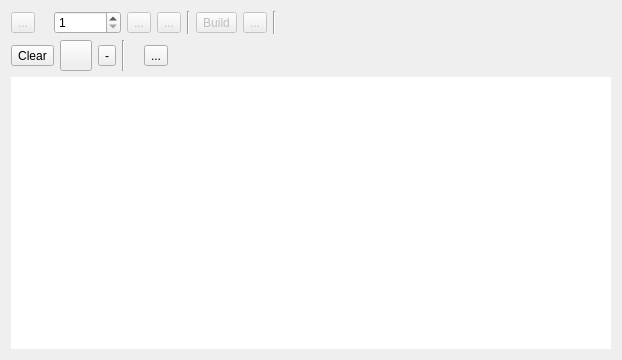
The window that source/wnd/ui/tpedit.ui (ww4u/megarobostudio) describes before a commit, drawn with Qt 5.
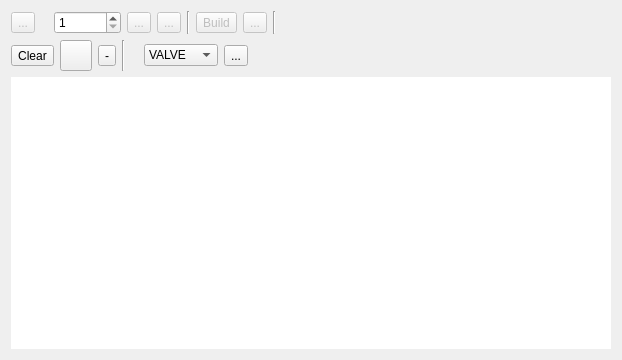
The same window after the commit. Icons and pictures are not drawn.

Diff of the .ui file:
```diff
--- a/source/wnd/ui/tpedit.ui
+++ b/source/wnd/ui/tpedit.ui
@@ -307,6 +307,20 @@
        </property>
       </widget>
      </item>
+     <item>
+      <widget class="QComboBox" name="comboBox">
+       <item>
+        <property name="text">
+         <string>VALVE</string>
+        </property>
+       </item>
+       <item>
+        <property name="text">
+         <string>MOTOR</string>
+        </property>
+       </item>
+      </widget>
+     </item>
      <item>
       <widget class="QToolButton" name="btnPref">
        <property name="maximumSize">
```
Left out of the diff: 2 changed lines with no effect on the pictures.
